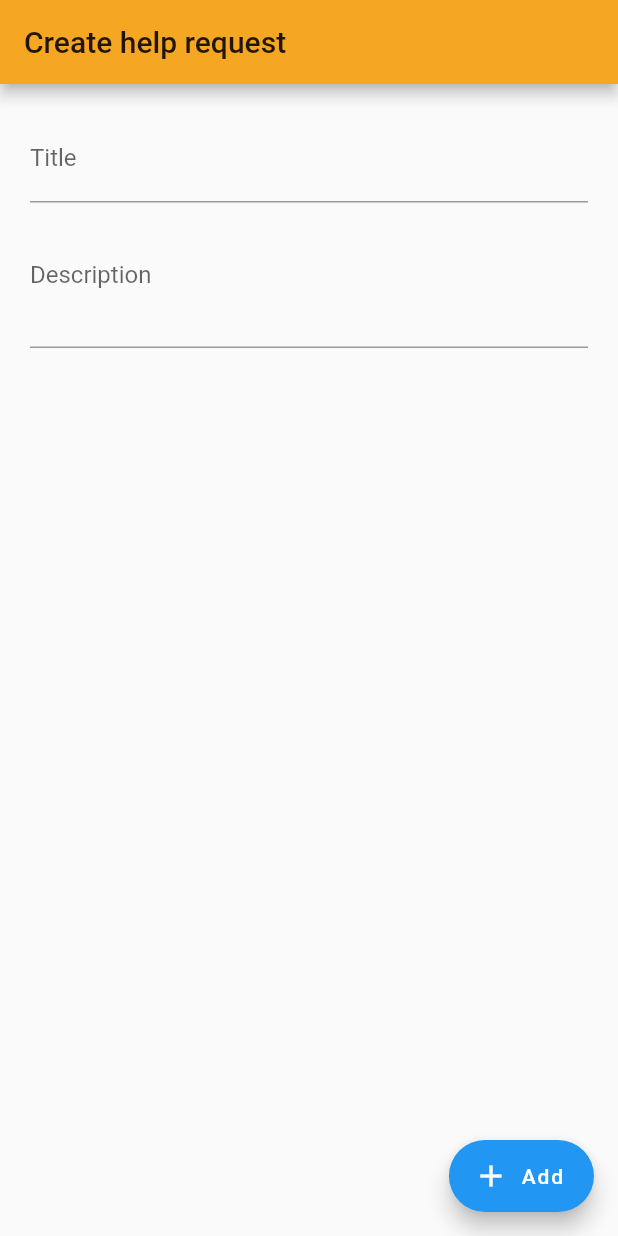
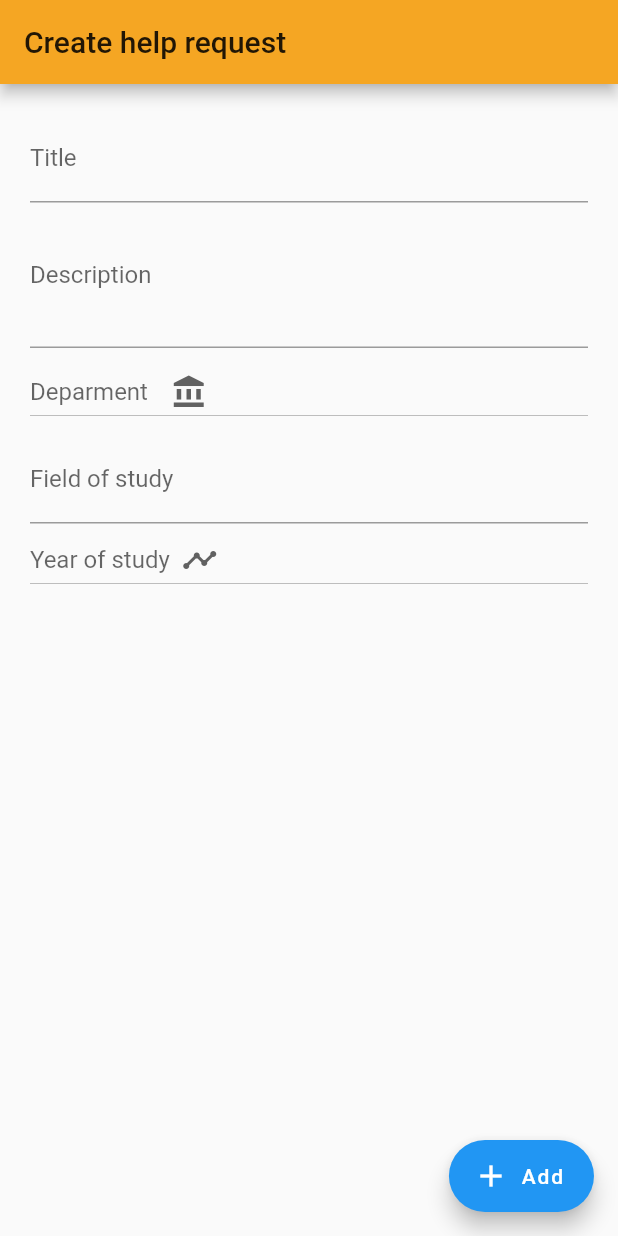
Before and after one commit to Jenczu11/TUL_Chat, a Flutter app: the NewTask screen opened directly, after a tap on "Add", on a phone screen of 412 x 824 dp. Run offline on Flutter 3.47's test engine with Material 2 defaults, Android fonts, the phone set to English and light mode, and no system bars; our stand-ins replace cached_network_image, cloud_firestore, firebase_auth, firebase_messaging, firebase_storage, flutter_local_notifications and 7 more; accounts and stored records are empty.

Commit message:
Dodanie kolejnych pól do dodawania taska

```diff
--- a/tul_chat/lib/NewTask.dart
+++ b/tul_chat/lib/NewTask.dart
@@ -12,8 +12,11 @@ class NewTask extends StatefulWidget {
 
 class _NewTaskState extends State<NewTask> {
   Widget newTask;
-  String titleValue = "";
-  String description = "";
+  final TextEditingController titleValue = new TextEditingController();
+  final TextEditingController description = new TextEditingController();
+  final TextEditingController fieldOfStudy = new TextEditingController();
+  String yearOfStudy = null ;
+  String deparment = null;
   SharedPreferences prefs;
   String id;
   @override
@@ -27,15 +30,16 @@ class _NewTaskState extends State<NewTask> {
         label: Text('Add'),
         onPressed: () async {
           print("Dodaje zadanie");
-          print(titleValue);
-          print(description);
           prefs = await SharedPreferences.getInstance();
           id = prefs.getString('id') ?? '';
           print(id);
           Firestore.instance.collection('tasks').add({
             'UserID': id,
-            'taskTitle': titleValue,
-            'taskDescription': description,
+            'taskTitle': titleValue.text,
+            'taskDescription': description.text,
+            'department': deparment,
+            'fieldOfStudy': fieldOfStudy.text,
+            'yearOfStudy': yearOfStudy,
             'timestamp': DateTime.now().millisecondsSinceEpoch.toString(),
           });
 
@@ -57,7 +61,15 @@ class _NewTaskState extends State<NewTask> {
           //   );
           // }
           // );
-        },
+          titleValue.clear();
+          description.clear();
+          fieldOfStudy.clear();
+          deparment = null;
+          yearOfStudy = null;
+          setState(() {
+
+          });
+          },
       ),
       floatingActionButtonLocation: FloatingActionButtonLocation.endFloat,
       appBar: AppBar(
@@ -68,19 +80,50 @@ class _NewTaskState extends State<NewTask> {
         child: ListView(
           children: <Widget>[
             TextField(
+              controller: titleValue,
               decoration: InputDecoration(labelText: 'Title'),
-              onChanged: (String value) {
+            ),
+            TextField(
+              controller: description,
+              decoration: InputDecoration(labelText: 'Description'),
+              maxLines: 3,
+            ),
+            SizedBox(height: 5.0,),
+            new DropdownButton<String>(
+              icon: Icon(Icons.account_balance),
+              hint: Text("Deparment  "),
+              value: deparment,
+              items: <String>['FTIMS', 'EIIA', 'WIPOS', 'BINOZ','ZIIP',"Mechaniczny","Chemiczny","WTMIWT","BAIS",].map((String value) {
+                return new DropdownMenuItem<String>(
+                  value: value,
+                  child: new Text(value),
+                );
+              }).toList(),
+              onChanged: (value) {
+                this.deparment = value;
                 setState(() {
-                  titleValue = value;
                 });
               },
             ),
+            SizedBox(height: 5.0,),
             TextField(
-              decoration: InputDecoration(labelText: 'Description'),
-              maxLines: 3,
-              onChanged: (String value) {
+              controller: fieldOfStudy,
+              decoration: InputDecoration(labelText: 'Field of study'),
+              maxLines: 1,
+            ),
+            new DropdownButton<String>(
+              icon: Icon(Icons.timeline),
+              hint: Text("Year of study  "),
+              value: yearOfStudy,
+              items: <String>["1 ", '2', '3', '4','5',].map((String value) {
+                return new DropdownMenuItem<String>(
+                  value: value,
+                  child: new Text(value),
+                );
+              }).toList(),
+              onChanged: (value) {
+                this.yearOfStudy = value;
                 setState(() {
-                  description = value;
                 });
               },
             ),
--- a/tul_chat/lib/main.dart
+++ b/tul_chat/lib/main.dart
@@ -11,7 +11,7 @@ import 'package:flutter_chat_demo/appbar.dart';
 import 'package:flutter_chat_demo/chat.dart';
 import 'package:flutter_chat_demo/const.dart';
 import 'package:flutter_chat_demo/login.dart';
-import 'package:flutter_chat_demo/settings.dart';
+import 'package:flutter_chat_demo/user_profile.dart';
 import 'package:flutter_local_notifications/flutter_local_notifications.dart';
 import 'package:fluttertoast/fluttertoast.dart';
 import 'package:google_sign_in/google_sign_in.dart';
--- a/tul_chat/pubspec.yaml
+++ b/tul_chat/pubspec.yaml
@@ -19,6 +19,7 @@ dependencies:
   flutter_local_notifications: ^0.8.4
   photo_view: ^0.5.0
   firebase_core: ^0.4.1+4
+  camera:
 
 dev_dependencies:
   flutter_test:
```
Also changed, not shown: tul_chat/lib/appbar.dart (+1 -6 lines), tul_chat/lib/camera_controller.dart (added, +223 -0 lines), tul_chat/lib/home.dart (+5 -4 lines), tul_chat/lib/user_profile.dart (renamed from tul_chat/lib/settings.dart, +7 -6 lines), tul_chat/pubspec.lock, 2 other files.
